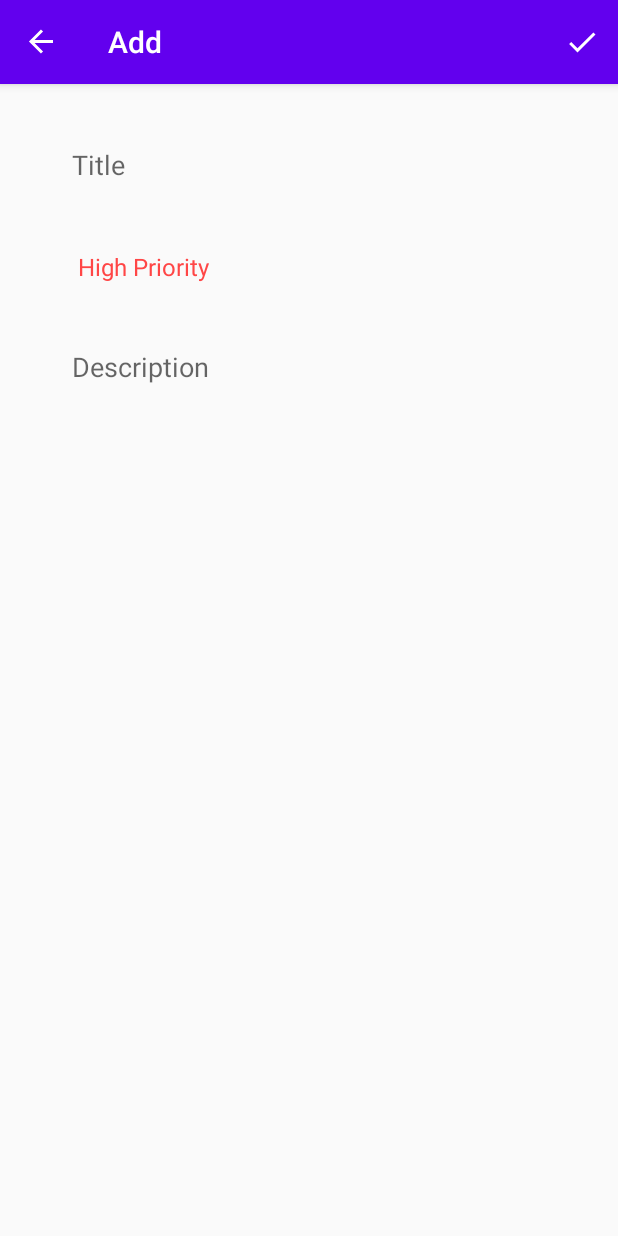
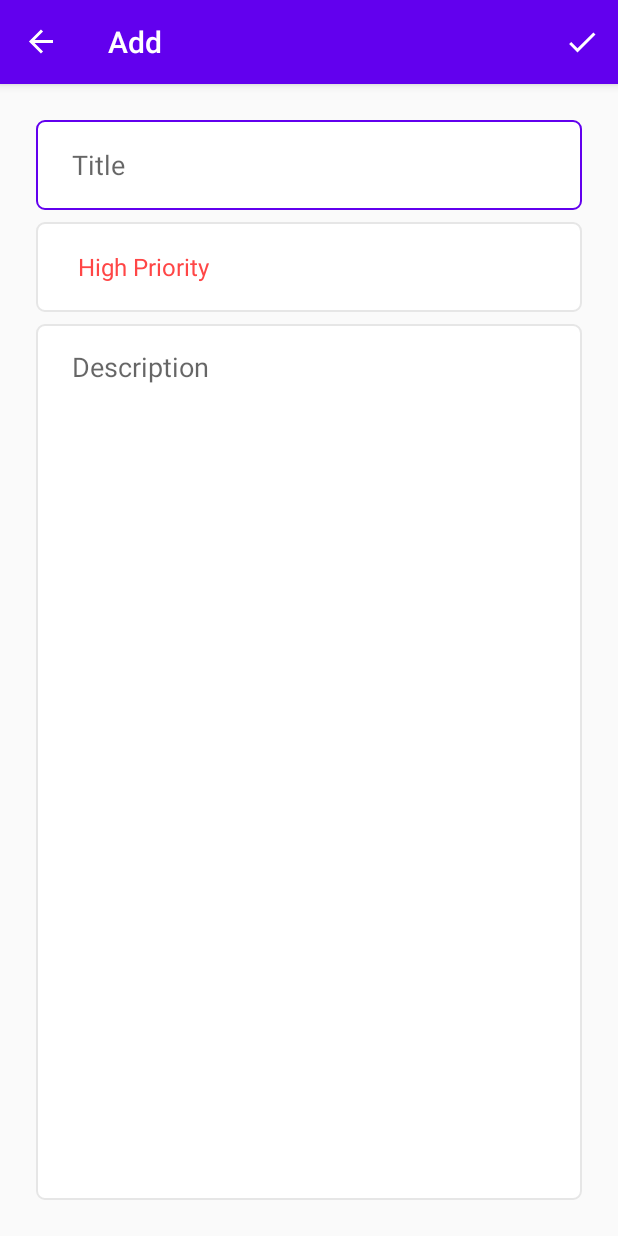
Before and after one commit to sushmoyr/ToDo-Application, an Android app: the screen it shows after launch (MainActivity), after a tap on an icon or button, on a phone screen of 412 x 824 dp. Run offline under Robolectric (Android 15) with nearby library versions, the phone set to English and light mode, and no system bars; our stand-ins replace Room's generated code, navigation-ui.

Commit message:
layout updated

```diff
--- a/app/src/main/res/layout/fragment_add.xml
+++ b/app/src/main/res/layout/fragment_add.xml
@@ -11,7 +11,7 @@
         android:id="@+id/title_et"
         android:layout_width="0dp"
         android:layout_height="60dp"
-        android:background="@android:color/transparent"
+        android:background="@drawable/custom_input"
         android:ems="10"
         android:hint="@string/title"
         android:inputType="textPersonName"
@@ -28,7 +28,7 @@
         android:layout_width="0dp"
         android:layout_height="60dp"
         android:layout_marginTop="8dp"
-        android:background="@android:color/transparent"
+        android:background="@drawable/custom_input"
         android:entries="@array/priorities"
         android:paddingStart="20dp"
         android:paddingEnd="20dp"
@@ -42,7 +42,7 @@
         android:layout_width="0dp"
         android:layout_height="0dp"
         android:layout_marginTop="8dp"
-        android:background="@android:color/transparent"
+        android:background="@drawable/custom_input"
         android:ems="10"
         android:gravity="top|start"
         android:hint="@string/description"
```
